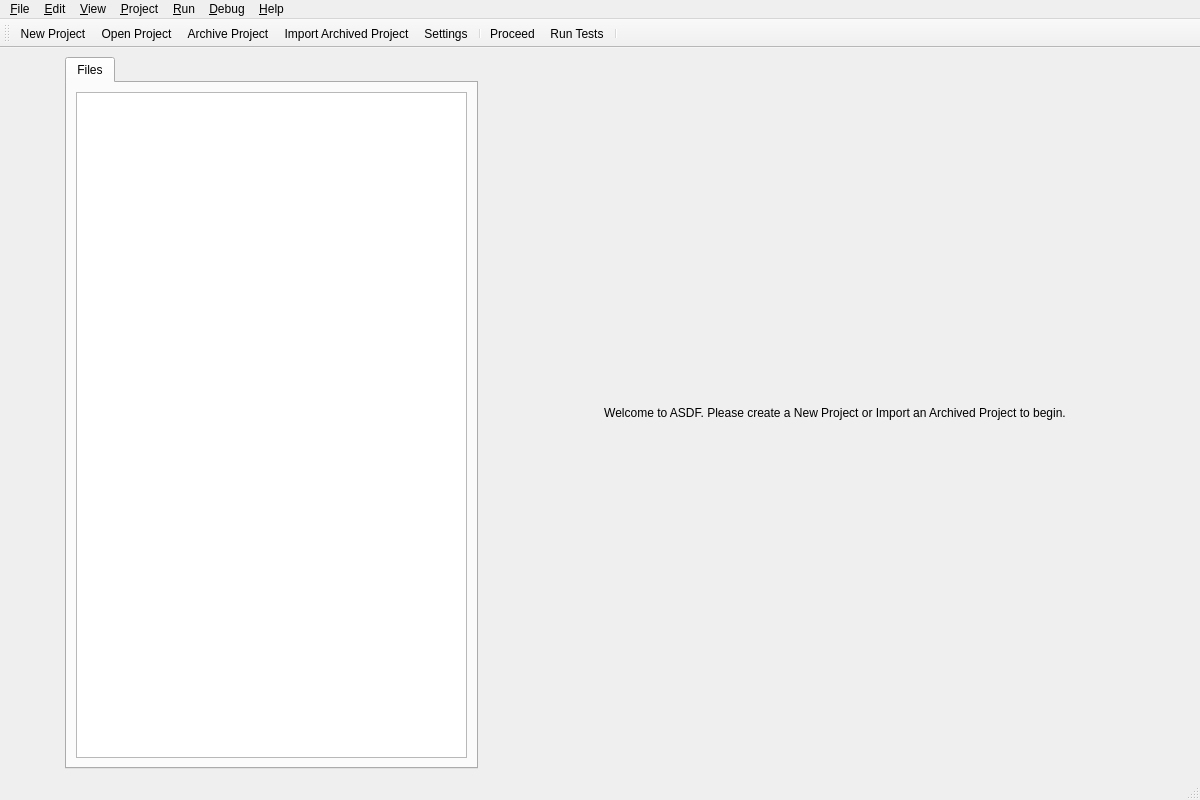
The window that gui/main_window.ui (mariolewis/asdf_factory) describes before a commit, drawn with Qt 5.
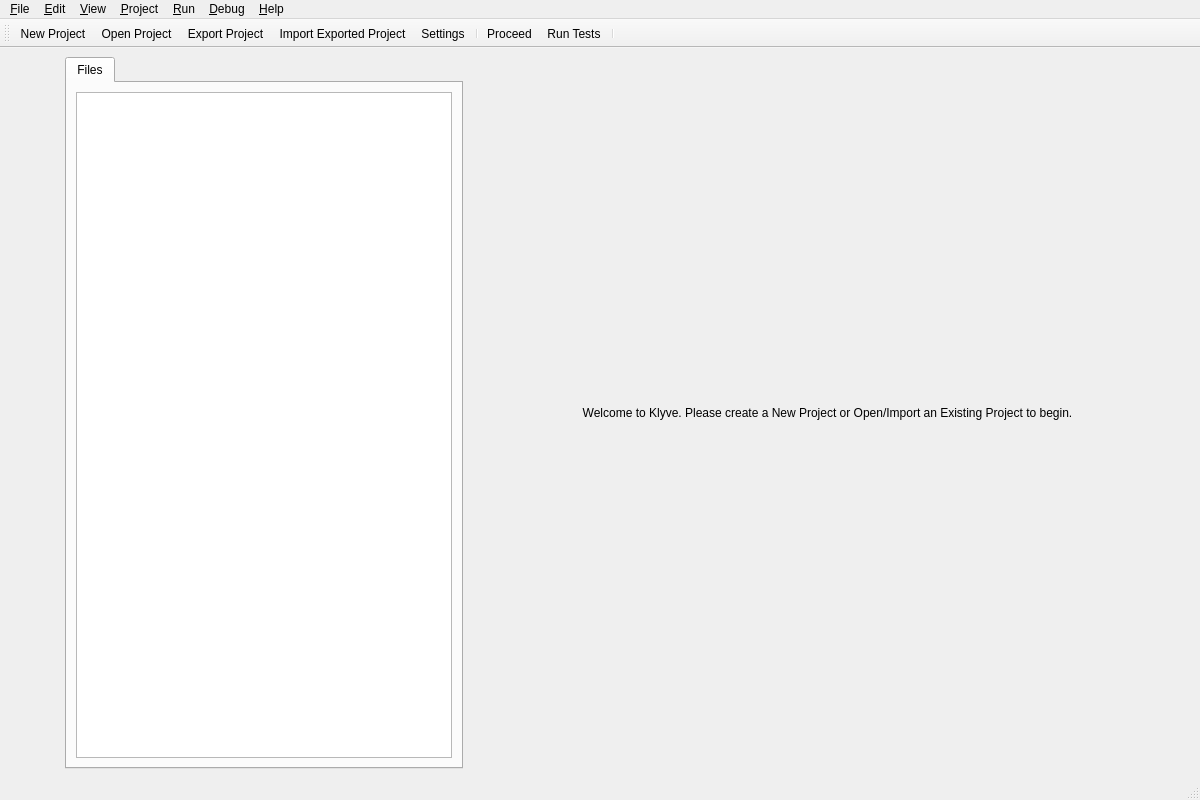
The same window after the commit.

Commit message: REFACTOR: Rename application branding and files from ASDF to Klyve

What changed in the file:
```diff
--- a/gui/main_window.ui
+++ b/gui/main_window.ui
@@ -79,7 +79,7 @@
          <item>
           <widget class="QLabel" name="welcomeLabel">
            <property name="text">
-            <string>Welcome to ASDF. Please create a New Project or Import an Archived Project to begin.</string>
+            <string>Welcome to Klyve. Please create a New Project or Open/Import an Existing Project to begin.</string>
            </property>
            <property name="alignment">
             <set>Qt::AlignCenter</set>
@@ -218,12 +218,12 @@
   </action>
   <action name="actionImport_Archived_Project">
  <property name="text">
-  <string>Import Archived Project</string>
+  <string>Import Exported Project</string>
  </property>
   </action>
   <action name="actionArchive_Project">
  <property name="text">
-  <string>Archive Project</string>
+  <string>Export Project</string>
  </property>
   </action>
   <action name="actionSettings">
```
Left out of the diff: 8 changed lines with no effect on the pictures. The commit also changes 27 other files.
